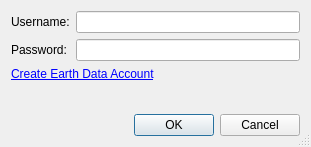
Before: the Qt Designer form login.ui in hdus/SRTM-Downloader, drawn with Qt 5.
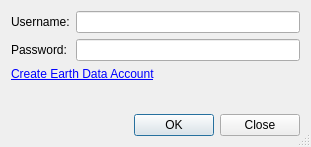
After: the same form once the commit is applied.

```diff
--- a/login.ui
+++ b/login.ui
@@ -54,7 +54,10 @@
    <item row="4" column="1">
     <widget class="QDialogButtonBox" name="buttonBox">
      <property name="standardButtons">
-      <set>QDialogButtonBox::Cancel|QDialogButtonBox::Ok</set>
+      <set>QDialogButtonBox::Close|QDialogButtonBox::Ok</set>
+     </property>
+     <property name="centerButtons">
+      <bool>false</bool>
      </property>
     </widget>
    </item>
```
Left out of the diff: 2 changed lines with no effect on the pictures.
